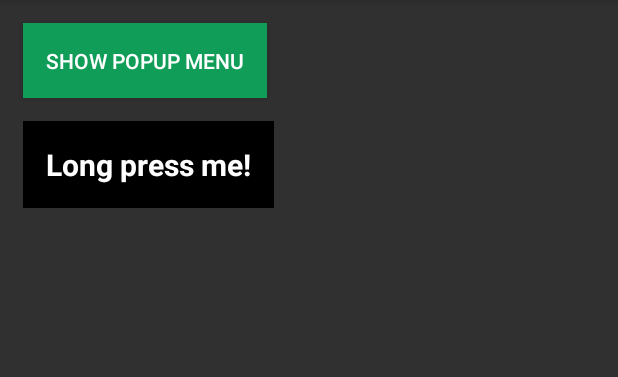
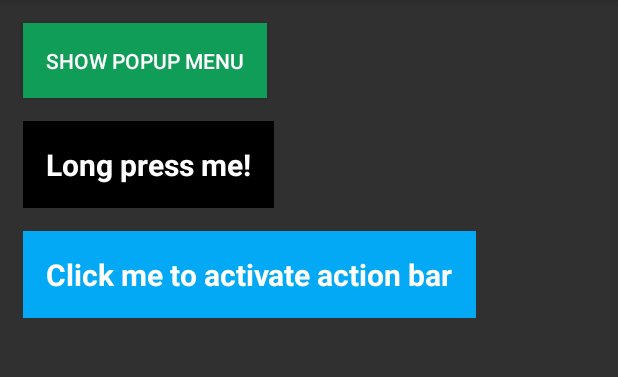
Before and after one commit to quietix/Mobile_Labs, an Android app: the screen it shows after launch (MainActivity), on a phone screen of 412 x 824 dp, the part 84-461 px from its top. Run offline under Robolectric (Android 15) with nearby library versions, the light colour scheme and no system bars.

Commit message:
task 1.3 is done

```diff
--- /dev/null
+++ b/app/src/main/res/drawable/ic_android_black_24dp.xml
@@ -0,0 +1,5 @@
+<vector android:height="24dp" android:tint="#000000"
+    android:viewportHeight="24" android:viewportWidth="24"
+    android:width="24dp" xmlns:android="http://schemas.android.com/apk/res/android">
+    <path android:fillColor="#FF000000" android:pathData="M17.6,11.48 L19.44,8.3a0.63,0.63 0,0 0,-1.09 -0.63l-1.88,3.24a11.43,11.43 0,0 0,-8.94 0L5.65,7.67a0.63,0.63 0,0 0,-1.09 0.63L6.4,11.48A10.81,10.81 0,0 0,1 20L23,20A10.81,10.81 0,0 0,17.6 11.48ZM7,17.25A1.25,1.25 0,1 1,8.25 16,1.25 1.25,0 0,1 7,17.25ZM17,17.25A1.25,1.25 0,1 1,18.25 16,1.25 1.25,0 0,1 17,17.25Z"/>
+</vector>
--- a/app/src/main/res/layout/task_1.xml
+++ b/app/src/main/res/layout/task_1.xml
@@ -18,7 +18,7 @@
         android:padding="15dp"/>
 
     <TextView
-        android:id="@+id/textView"
+        android:id="@+id/context_menu_button"
         android:layout_width="wrap_content"
         android:layout_height="wrap_content"
         android:layout_centerHorizontal="true"
@@ -33,4 +33,20 @@
         android:layout_marginStart="15dp"
         android:padding="15dp"/>
 
+    <TextView
+        android:id="@+id/action_bar_text_view"
+        android:layout_width="wrap_content"
+        android:layout_height="wrap_content"
+        android:layout_centerHorizontal="true"
+        android:text="Click me to activate action bar"
+        android:textSize="20sp"
+        android:textStyle="bold"
+        android:textColor="#ffffff"
+        android:background="#03A9F4"
+        app:layout_constraintLeft_toLeftOf="parent"
+        app:layout_constraintTop_toBottomOf="@id/context_menu_button"
+        android:layout_marginTop="15dp"
+        android:layout_marginStart="15dp"
+        android:padding="15dp"/>
+
 </androidx.constraintlayout.widget.ConstraintLayout>
--- /dev/null
+++ b/app/src/main/res/menu/action_bar_menu.xml
@@ -0,0 +1,9 @@
+<?xml version="1.0" encoding="utf-8"?>
+<menu xmlns:android="http://schemas.android.com/apk/res/android">
+
+    <item
+        android:id="@+id/option_1"
+        android:title="Option 1"
+        android:icon="@drawable/ic_android_black_24dp" />
+
+</menu>
```
Also changed, not shown: app/src/main/java/com/example/mobile_labs/MainActivity.java (+57 -9 lines).
